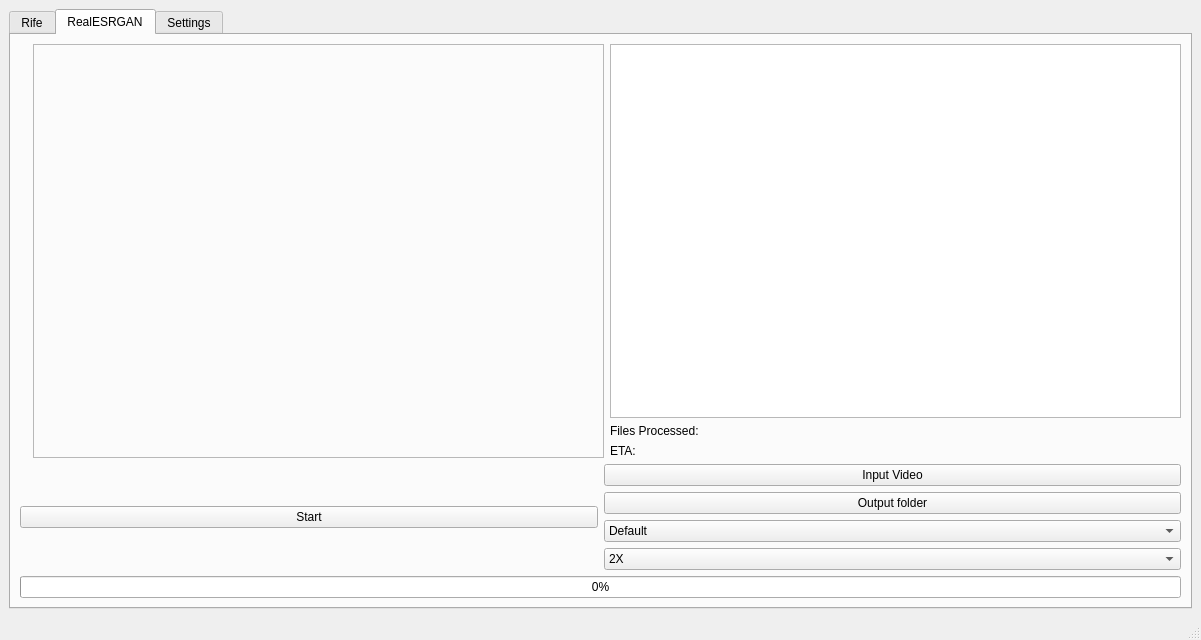
Old version of the form mainwindow.ui in the repository TNTwise/REAL-Video-Enhancer.
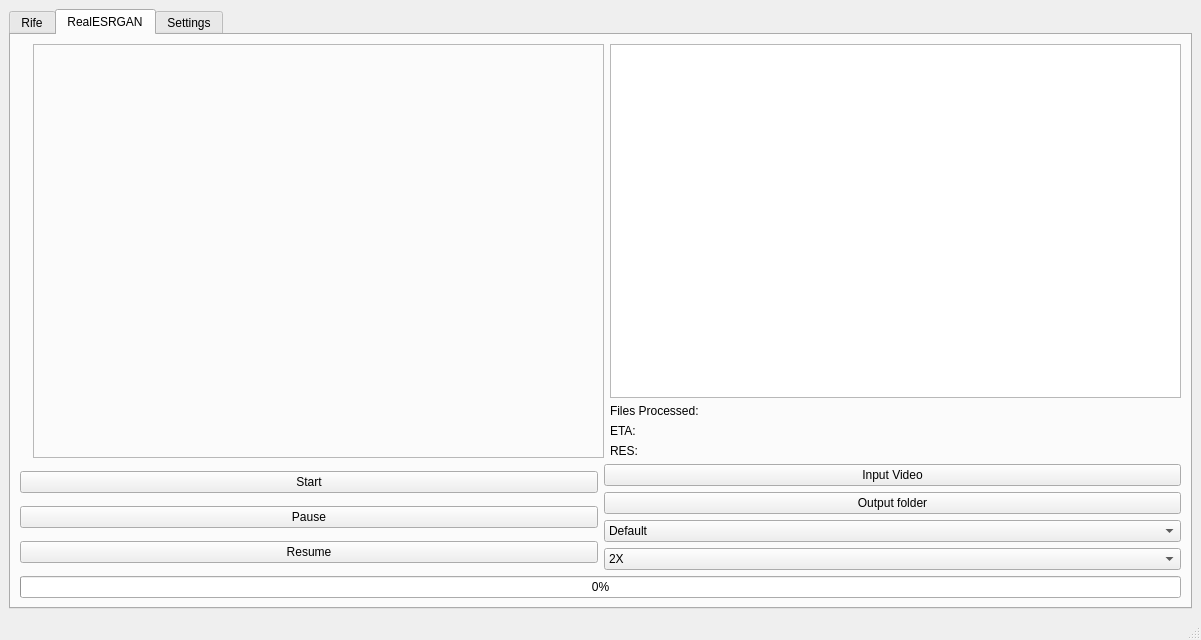
New version of the form. The open tabs and pages were chosen to show the change. Icons and pictures are not drawn.

Commit message: adds pause/resume to realesrgan (going to have to clean up later)

```diff
--- a/mainwindow.ui
+++ b/mainwindow.ui
@@ -251,6 +251,13 @@
                 </property>
                </widget>
               </item>
+              <item>
+               <widget class="QLabel" name="RealESRGANResolution">
+                <property name="text">
+                 <string>RES:</string>
+                </property>
+               </widget>
+              </item>
              </layout>
             </item>
            </layout>
@@ -266,6 +273,20 @@
                 </property>
                </widget>
               </item>
+              <item>
+               <widget class="QPushButton" name="RealESRGANPause">
+                <property name="text">
+                 <string>Pause</string>
+                </property>
+               </widget>
+              </item>
+              <item>
+               <widget class="QPushButton" name="RealESRGANResume">
+                <property name="text">
+                 <string>Resume</string>
+                </property>
+               </widget>
+              </item>
              </layout>
             </item>
             <item>
```
Left out of the diff: 4 changed lines with no effect on the pictures. The commit also changes 6 other files.
